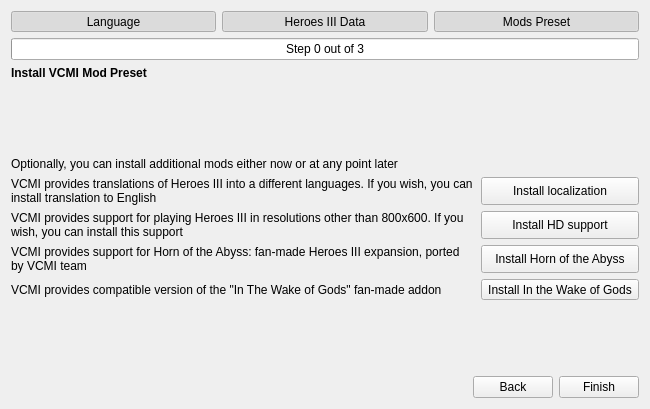
Old version of the form launcher/firstLaunch/firstlaunch_moc.ui in the repository vcmi/vcmi.
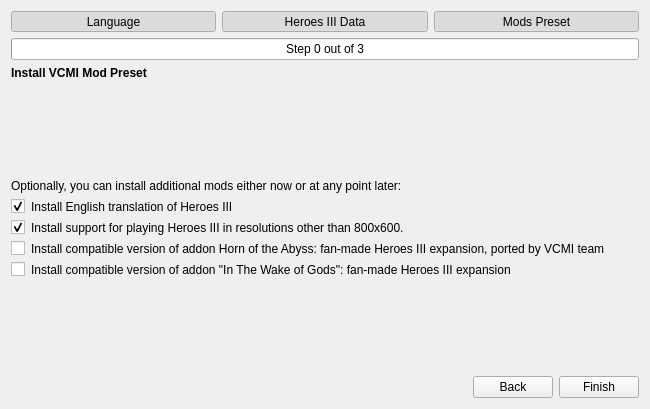
New version of the form.

Commit message: Implemented install of mods via setup

The edit to the form file:
```diff
--- a/launcher/firstLaunch/firstlaunch_moc.ui
+++ b/launcher/firstLaunch/firstlaunch_moc.ui
@@ -539,9 +539,9 @@
         </spacer>
        </item>
        <item>
-        <layout class="QGridLayout" name="gridLayout_4" rowstretch="1,0,0,0,0" columnstretch="3,1">
-         <item row="3" column="0">
-          <widget class="QLabel" name="labelPresetHota">
+        <layout class="QFormLayout" name="formLayout">
+         <item row="0" column="0" colspan="2">
+          <widget class="QLabel" name="labelPresetDescription">
            <property name="sizePolicy">
             <sizepolicy hsizetype="Preferred" vsizetype="Preferred">
              <horstretch>100</horstretch>
@@ -549,7 +549,39 @@
             </sizepolicy>
            </property>
            <property name="text">
-            <string>VCMI provides support for Horn of the Abyss: fan-made Heroes III expansion, ported by VCMI team</string>
+            <string>Optionally, you can install additional mods either now or at any point later:</string>
+           </property>
+           <property name="wordWrap">
+            <bool>true</bool>
+           </property>
+          </widget>
+         </item>
+         <item row="1" column="0">
+          <widget class="QCheckBox" name="checkBoxPresetLanguage">
+           <property name="sizePolicy">
+            <sizepolicy hsizetype="MinimumExpanding" vsizetype="MinimumExpanding">
+             <horstretch>0</horstretch>
+             <verstretch>0</verstretch>
+            </sizepolicy>
+           </property>
+           <property name="text">
+            <string/>
+           </property>
+           <property name="checked">
+            <bool>true</bool>
+           </property>
+          </widget>
+         </item>
+         <item row="1" column="1">
+          <widget class="QLabel" name="labelPresetLanguage">
+           <property name="sizePolicy">
+            <sizepolicy hsizetype="Preferred" vsizetype="Preferred">
+             <horstretch>100</horstretch>
+             <verstretch>0</verstretch>
+            </sizepolicy>
+           </property>
+           <property name="text">
+            <string>Install English translation of Heroes III</string>
            </property>
            <property name="wordWrap">
             <bool>true</bool>
@@ -557,39 +589,39 @@
           </widget>
          </item>
          <item row="2" column="0">
-          <widget class="QLabel" name="labelPresetExtras">
+          <widget class="QCheckBox" name="checkBoxPresetExtras">
            <property name="sizePolicy">
-            <sizepolicy hsizetype="Preferred" vsizetype="Preferred">
-             <horstretch>100</horstretch>
+            <sizepolicy hsizetype="MinimumExpanding" vsizetype="MinimumExpanding">
+             <horstretch>0</horstretch>
              <verstretch>0</verstretch>
             </sizepolicy>
            </property>
            <property name="text">
-            <string>VCMI provides support for playing Heroes III in resolutions other than 800x600. If you wish, you can install this support</string>
+            <string/>
            </property>
-           <property name="wordWrap">
+           <property name="checked">
             <bool>true</bool>
            </property>
           </widget>
          </item>
          <item row="2" column="1">
-          <widget class="QToolButton" name="toolButtonPresetExtras">
+          <widget class="QLabel" name="labelPresetExtras">
            <property name="sizePolicy">
-            <sizepolicy hsizetype="MinimumExpanding" vsizetype="MinimumExpanding">
-             <horstretch>0</horstretch>
+            <sizepolicy hsizetype="Preferred" vsizetype="Preferred">
+             <horstretch>100</horstretch>
              <verstretch>0</verstretch>
             </sizepolicy>
            </property>
            <property name="text">
-            <string>Install HD support</string>
+            <string>Install support for playing Heroes III in resolutions other than 800x600.</string>
            </property>
-           <property name="toolButtonStyle">
-            <enum>Qt::ToolButtonTextOnly</enum>
+           <property name="wordWrap">
+            <bool>true</bool>
            </property>
           </widget>
          </item>
-         <item row="4" column="1">
-          <widget class="QToolButton" name="toolButtonPresetWog">
+         <item row="3" column="0">
+          <widget class="QCheckBox" name="checkBoxPresetHota">
            <property name="sizePolicy">
             <sizepolicy hsizetype="MinimumExpanding" vsizetype="MinimumExpanding">
              <horstretch>0</horstretch>
@@ -597,30 +629,40 @@
             </sizepolicy>
            </property>
            <property name="text">
-            <string>Install In the Wake of Gods</string>
+            <string/>
            </property>
-           <property name="toolButtonStyle">
-            <enum>Qt::ToolButtonTextOnly</enum>
-           </property>
           </widget>
          </item>
-         <item row="1" column="1">
-          <widget class="QToolButton" name="toolButtonPresetLanguage">
+         <item row="3" column="1">
+          <widget class="QLabel" name="labelPresetHota">
            <property name="sizePolicy">
-            <sizepolicy hsizetype="MinimumExpanding" vsizetype="MinimumExpanding">
-             <horstretch>0</horstretch>
+            <sizepolicy hsizetype="Preferred" vsizetype="Preferred">
+             <horstretch>100</horstretch>
              <verstretch>0</verstretch>
             </sizepolicy>
            </property>
            <property name="text">
-            <string>Install localization</string>
+            <string>Install compatible version of addon Horn of the Abyss: fan-made Heroes III expansion, ported by VCMI team</string>
            </property>
-           <property name="toolButtonStyle">
-            <enum>Qt::ToolButtonTextOnly</enum>
+           <property name="wordWrap">
+            <bool>true</bool>
            </property>
           </widget>
          </item>
          <item row="4" column="0">
+          <widget class="QCheckBox" name="checkBoxPresetWog">
+           <property name="sizePolicy">
+            <sizepolicy hsizetype="MinimumExpanding" vsizetype="MinimumExpanding">
+             <horstretch>0</horstretch>
+             <verstretch>0</verstretch>
+            </sizepolicy>
+           </property>
+           <property name="text">
+            <string/>
+           </property>
+          </widget>
+         </item>
+         <item row="4" column="1">
           <widget class="QLabel" name="labelPresetWog">
            <property name="sizePolicy">
             <sizepolicy hsizetype="Preferred" vsizetype="Preferred">
@@ -629,55 +671,7 @@
             </sizepolicy>
            </property>
            <property name="text">
-            <string>VCMI provides compatible version of the &quot;In The Wake of Gods&quot; fan-made addon</string>
-           </property>
-           <property name="wordWrap">
-            <bool>true</bool>
-           </property>
-          </widget>
-         </item>
-         <item row="1" column="0">
-          <widget class="QLabel" name="labelPresetLanguage">
-           <property name="sizePolicy">
-            <sizepolicy hsizetype="Preferred" vsizetype="Preferred">
-             <horstretch>100</horstretch>
-             <verstretch>0</verstretch>
-            </sizepolicy>
-           </property>
-           <property name="text">
-            <string>VCMI provides translations of Heroes III into a different languages. If you wish, you can install translation to English</string>
-           </property>
-           <property name="wordWrap">
-            <bool>true</bool>
-           </property>
-          </widget>
-         </item>
-         <item row="3" column="1">
-          <widget class="QToolButton" name="toolButtonPresetHota">
-           <property name="sizePolicy">
-            <sizepolicy hsizetype="MinimumExpanding" vsizetype="MinimumExpanding">
-             <horstretch>0</horstretch>
-             <verstretch>0</verstretch>
-            </sizepolicy>
-           </property>
-           <property name="text">
-            <string>Install Horn of the Abyss</string>
-           </property>
-           <property name="toolButtonStyle">
-            <enum>Qt::ToolButtonTextOnly</enum>
-           </property>
-          </widget>
-         </item>
-         <item row="0" column="0" colspan="2">
-          <widget class="QLabel" name="labelPresetDescription">
-           <property name="sizePolicy">
-            <sizepolicy hsizetype="Preferred" vsizetype="Preferred">
-             <horstretch>100</horstretch>
-             <verstretch>0</verstretch>
-            </sizepolicy>
-           </property>
-           <property name="text">
-            <string>Optionally, you can install additional mods either now or at any point later</string>
+            <string>Install compatible version of addon &quot;In The Wake of Gods&quot;: fan-made Heroes III expansion</string>
            </property>
            <property name="wordWrap">
             <bool>true</bool>
```
The commit also changes 6 other files.
